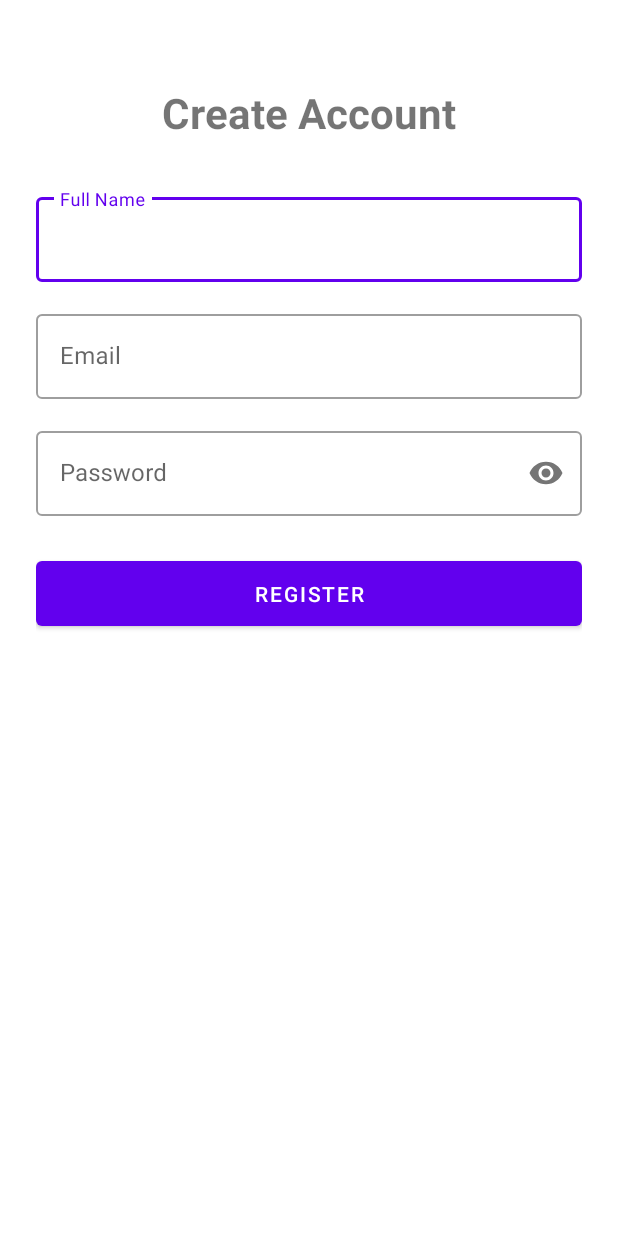
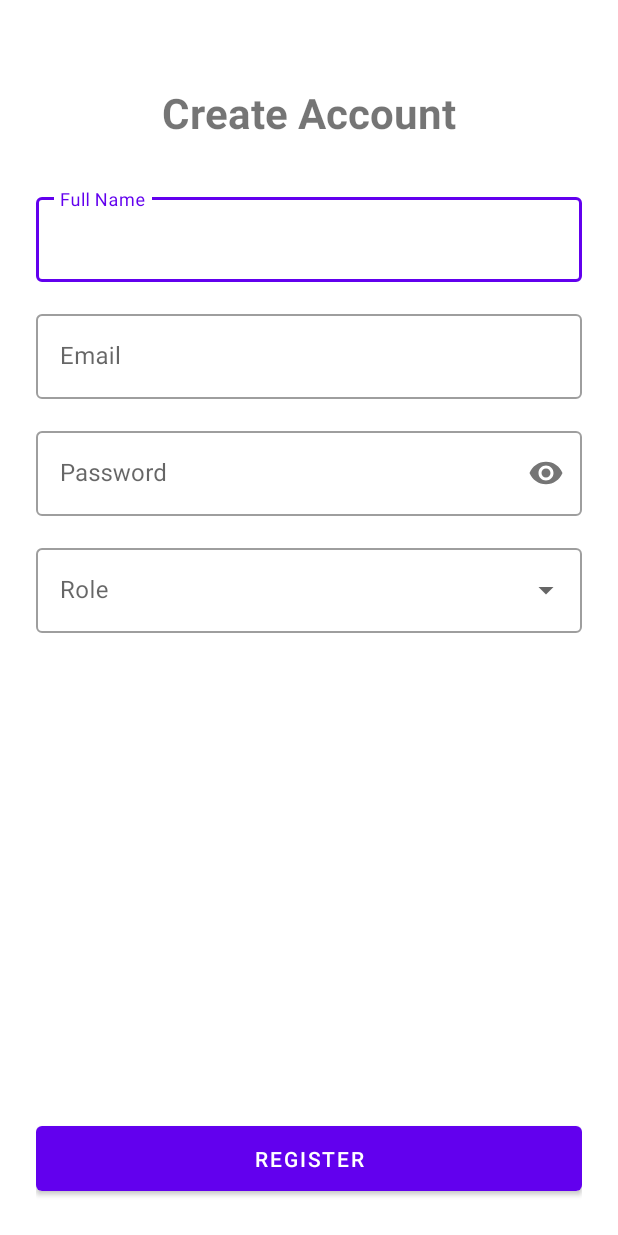
Before and after one commit to HaiDTHE186294/PRM_FinalProject, an Android app: the layout activity_add_user.xml on its own in the app's theme, with its tools: preview values and no code run, on a phone screen of 412 x 824 dp. Run offline under Robolectric (Android 15) with nearby library versions, the phone set to English and light mode, and no system bars; network calls fail.

Commit message:
PF-41 Add new user

```diff
--- a/app/src/main/res/layout/activity_register.xml
+++ b/app/src/main/res/layout/activity_add_user.xml
@@ -5,7 +5,7 @@
     android:layout_width="match_parent"
     android:layout_height="match_parent"
     android:padding="24dp"
-    tools:context=".ui.user.RegisterActivity">
+    tools:context=".ui.user.AddUserActivity">
 
     <TextView
         android:id="@+id/textViewRegisterTitle"
@@ -74,13 +74,31 @@
             android:inputType="textPassword" />
     </com.google.android.material.textfield.TextInputLayout>
 
+    <com.google.android.material.textfield.TextInputLayout
+        style="@style/Widget.MaterialComponents.TextInputLayout.OutlinedBox.ExposedDropdownMenu"
+        android:layout_width="match_parent"
+        android:layout_height="wrap_content"
+        android:layout_marginTop="16dp"
+        app:layout_constraintTop_toBottomOf="@id/tilPassword"
+        app:layout_constraintStart_toStartOf="parent"
+        app:layout_constraintEnd_toEndOf="parent"
+        android:hint="Role">
+
+        <AutoCompleteTextView
+            android:id="@+id/actvRole"
+            android:layout_width="match_parent"
+            android:layout_height="wrap_content"
+            android:inputType="none" />
+
+    </com.google.android.material.textfield.TextInputLayout>
+
     <Button
         android:id="@+id/btnRegister"
         android:layout_width="0dp"
         android:layout_height="wrap_content"
         android:text="Register"
         android:padding="12dp"
-        app:layout_constraintTop_toBottomOf="@id/tilPassword"
+        app:layout_constraintBottom_toBottomOf="parent"
         app:layout_constraintStart_toStartOf="parent"
         app:layout_constraintEnd_toEndOf="parent"
         android:layout_marginTop="24dp"/>
```
Also changed, not shown: app/src/main/AndroidManifest.xml (+28 -9 lines), app/src/main/java/com/lkms/data/repository/IUserRepository.java (+3 -4 lines), app/src/main/java/com/lkms/data/repository/implement/java/UserRepositoryImplJava.java (+35 -2 lines), app/src/main/java/com/lkms/domain/UserProfileUseCase.java (+9 -2 lines), app/src/main/java/com/lkms/ui/user/AddUserActivity.java (renamed from app/src/main/java/com/lkms/ui/user/RegisterActivity.java, +25 -9 lines), app/src/main/java/com/lkms/ui/user/UserProfileActivity.java (+16 -3 lines), app/src/main/res/layout/activity_user_profile.xml (+18 -0 lines).
